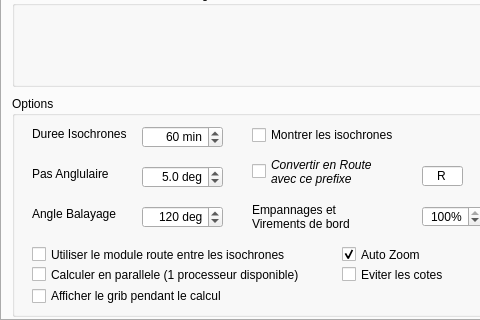
Before: the Qt Designer form src/Ui/Routage_Editor.ui in nohal/qtVlm, drawn with Qt 5; both pictures show x 0 to 480 and y 280 to 600 of the 613 by 600 pixel window.
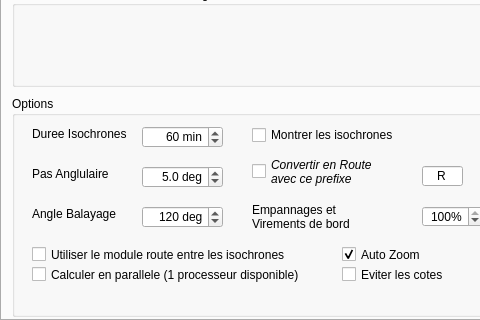
After: the same form once the commit is applied.

Commit message: remove option for updating grib display during routing. add detectCoasts option in Route. Change the way Route changes active POI (taken from VLM check_user.php to match exactly).

The edit to the form file:
```diff
--- a/src/Ui/Routage_Editor.ui
+++ b/src/Ui/Routage_Editor.ui
@@ -450,19 +450,6 @@
 Virements de bord</string>
        </property>
       </widget>
-      <widget class="QCheckBox" name="showGrib">
-       <property name="geometry">
-        <rect>
-         <x>20</x>
-         <y>190</y>
-         <width>291</width>
-         <height>20</height>
-        </rect>
-       </property>
-       <property name="text">
-        <string>Afficher le grib pendant le calcul</string>
-       </property>
-      </widget>
      </widget>
      <widget class="QGroupBox" name="groupBox_eta">
       <property name="enabled">
```
Left out of the diff: 1 changed line with no effect on the pictures. The commit also changes 14 other files.
